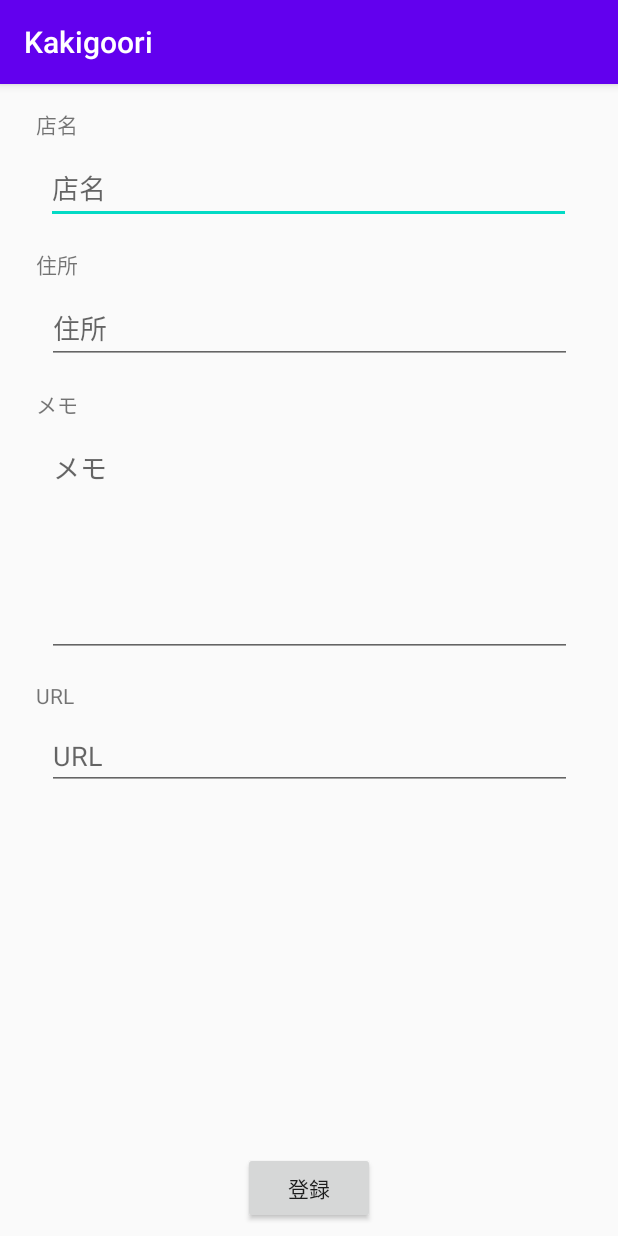
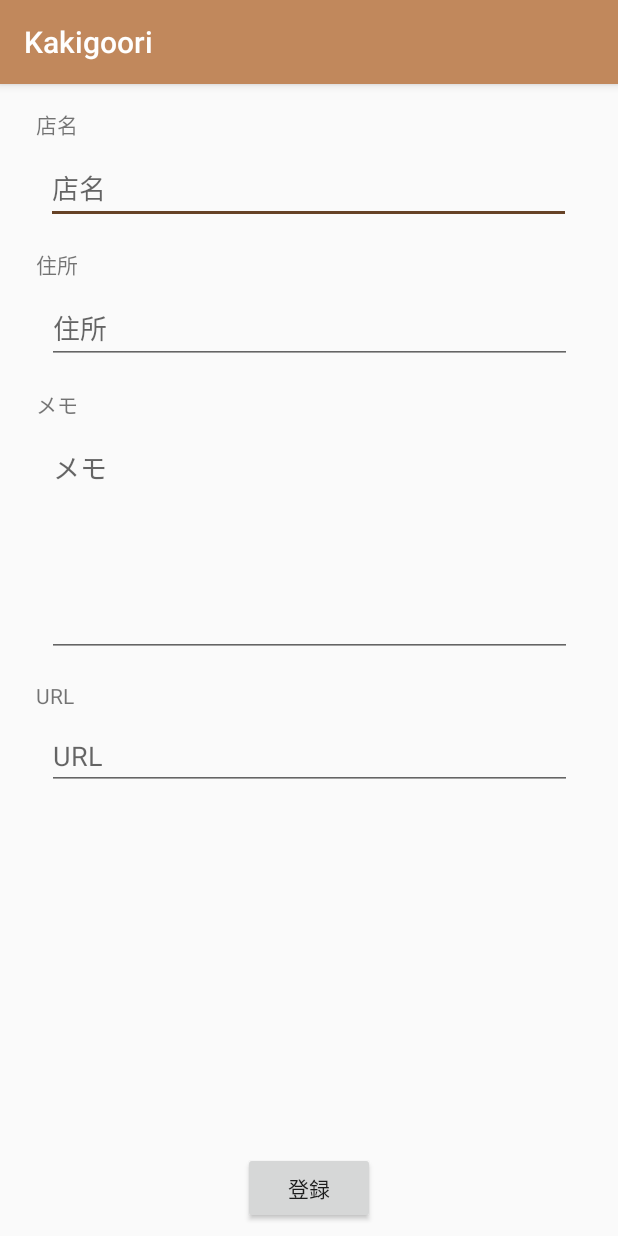
Before and after one commit to MayuWaka/kakigoori, an Android app: the screen it shows after launch (ShopFormActivity), after a tap on an icon or button, on a phone screen of 412 x 824 dp. Run offline under Robolectric (Android 15) with nearby library versions, the phone set to English and light mode, and no system bars; libraries missing offline, so code that uses them is left out: io.realm; 7 statements that could not run were skipped.

```diff
--- a/app/build.gradle
+++ b/app/build.gradle
@@ -26,7 +26,7 @@ android {
         }
     }
     //
-    dataBinding.enabled = true
+//    dataBinding.enabled = true
 }
 
 dependencies {
@@ -45,7 +45,6 @@ dependencies {
     implementation 'com.android.support:cardview-v7:29.1.0'
     implementation 'io.realm:android-adapters:3.1.0'
 
-
 //    implementation 'androidx.preference:preference:1.0.0'
 //    implementation 'androidx.core:core-ktx:1.0.2'
     implementation 'com.google.android.material:material:1.1.0-alpha06'
--- a/app/src/main/java/app/wakayama/tama/kakigoori/RealmShopMemo.kt
+++ b/app/src/main/java/app/wakayama/tama/kakigoori/RealmKakigooriApplication.kt
@@ -4,8 +4,11 @@ import android.app.Application
 import io.realm.Realm
 import io.realm.RealmConfiguration
 
-
-class RealmShopMemo: Application() {
+//
+// Applicationクラス
+// ※アプリを起動させるときに一番最初に通るクラス
+//
+class RealmKakigooriApplication: Application() {
     override fun onCreate() {
         super.onCreate()
 
--- a/app/src/main/java/app/wakayama/tama/kakigoori/Shop.kt
+++ b/app/src/main/java/app/wakayama/tama/kakigoori/Shop.kt
@@ -7,8 +7,8 @@ import java.util.*
 open class Shop (
     @PrimaryKey open var id: String = UUID.randomUUID().toString(),
     open var imageId: Int = 0,
-  //  open var content: String = "",
+//    open var content: String = "",
     open var shopname: String = "",
     open var address: String = ""
-  //  open var createdAt: Date = Date(System.currentTimeMillis())
+//    open var createdAt: Date = Date(System.currentTimeMillis())
     ) : RealmObject()
--- a/app/src/main/java/app/wakayama/tama/kakigoori/ShopFormActivity.kt
+++ b/app/src/main/java/app/wakayama/tama/kakigoori/ShopFormActivity.kt
@@ -42,6 +42,11 @@ class ShopFormActivity : AppCompatActivity() {
         }
     }
 
+    override fun onDestroy() {
+        super.onDestroy()
+        realm.close()   //画面終了時にRealmを終了する
+    }
+
     fun create(imageId: Int, content: String, address: String) {
         realm.executeTransaction {
             val shopcard = it.createObject(Shop::class.java, UUID.randomUUID().toString())
--- a/app/src/main/res/values/colors.xml
+++ b/app/src/main/res/values/colors.xml
@@ -1,6 +1,6 @@
 <?xml version="1.0" encoding="utf-8"?>
 <resources>
-    <color name="colorPrimary">#6200EE</color>
+    <color name="colorPrimary">#C1885C</color>
     <color name="colorPrimaryDark">#3700B3</color>
-    <color name="colorAccent">#03DAC5</color>
+    <color name="colorAccent">#664226</color>
 </resources>
```
Also changed, not shown: app/src/main/AndroidManifest.xml (+6 -1 lines), app/src/main/java/app/wakayama/tama/kakigoori/MainActivity.kt (+22 -10 lines).
